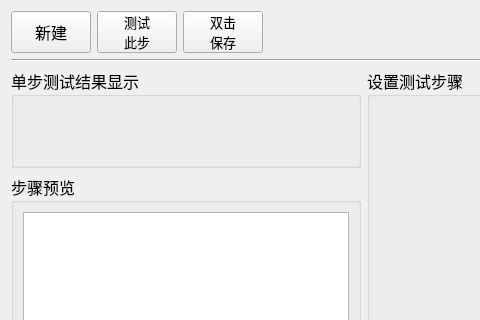
This is MeterMode/clsSetTestStep.ui in caicaiking/WKEFactoryView2014 as Qt 5 draws it before an edit; both pictures show x 0 to 480 and y 0 to 320 of the 902 by 611 pixel window. The edited form follows.
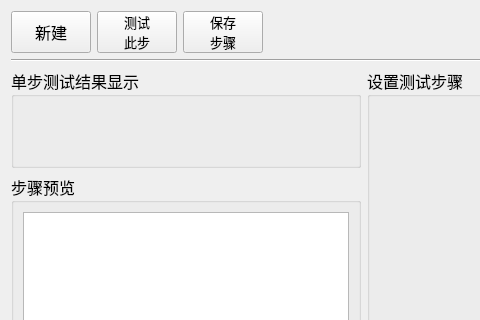
This is the edited form. Icons and pictures are not drawn. Custom widgets are drawn as their Qt base class.

```diff
--- a/MeterMode/clsSetTestStep.ui
+++ b/MeterMode/clsSetTestStep.ui
@@ -103,8 +103,8 @@
         </font>
        </property>
        <property name="text">
-        <string>双击
-保存</string>
+        <string>保存
+步骤</string>
        </property>
        <property name="icon">
         <iconset resource="../recFile/myRes.qrc">
```
